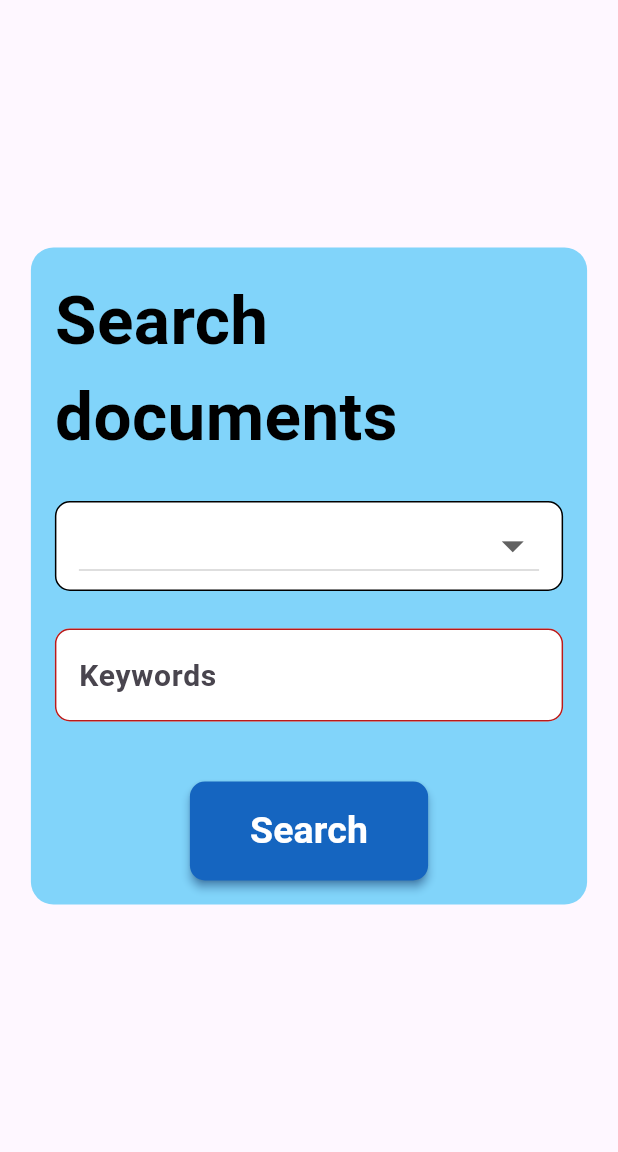
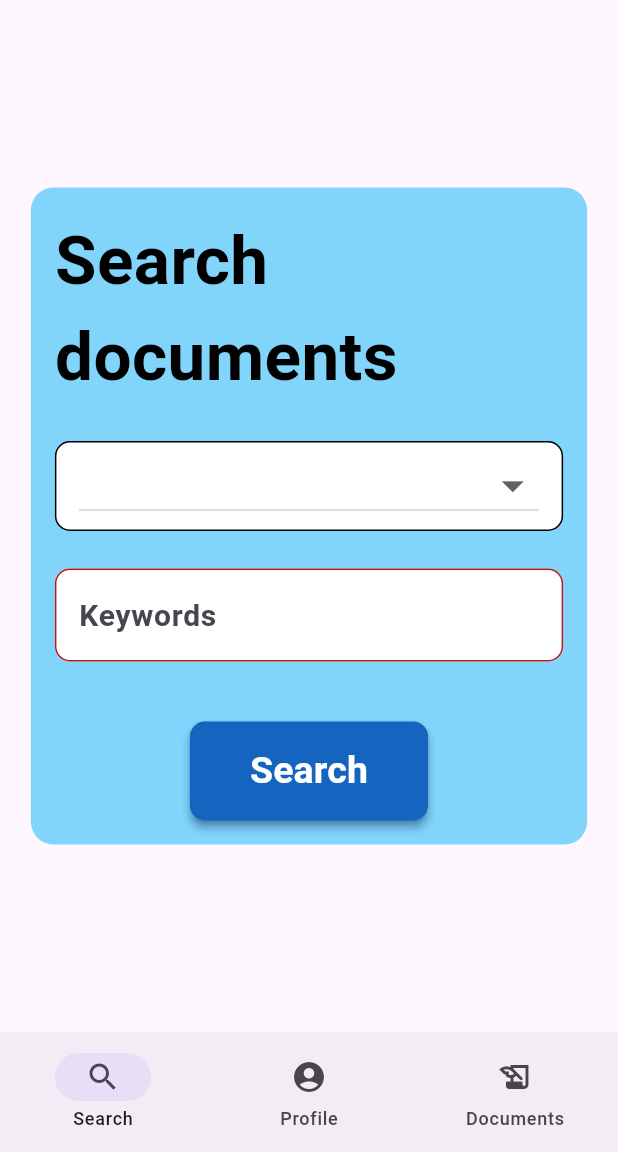
Before and after one commit to ARQUI-SOFTWARE-EMERGENTES/papervault-mobile, a Flutter app: the SearchPage screen opened by its route, after a tap on "Search", on a phone screen of 412 x 824 dp, the part 84-1236 px from its top. Run offline on Flutter 3.47's test engine with Material 3 defaults, Android fonts, the phone set to English and light mode, and no system bars; our stand-ins replace google_fonts; Roboto replaces fonts that are missing (Arsenal).

Commit message:
feat: add navigation bar

```diff
--- a/lib/pages/search_page.dart
+++ b/lib/pages/search_page.dart
@@ -1,6 +1,7 @@
 import 'package:flutter/material.dart';
 import 'package:google_fonts/google_fonts.dart';
 import 'package:mobile_app/widgets/custom_cta_button.dart';
+import 'package:mobile_app/widgets/custom_navigation_bar.dart';
 import 'package:mobile_app/widgets/custom_text_form_field.dart';
 
 class SearchPage extends StatefulWidget {
@@ -116,6 +117,7 @@ class SearchPageState extends State<SearchPage> {
           ),
         ),
       ),
+      bottomNavigationBar: CustomNavigationBar(),
     );
   }
 }
--- /dev/null
+++ b/lib/widgets/custom_navigation_bar.dart
@@ -0,0 +1,45 @@
+import 'package:flutter/material.dart';
+import 'package:mobile_app/common/routers.dart';
+
+class CustomNavigationBar extends StatelessWidget {
+  final int selectedIndex;
+
+  const CustomNavigationBar({
+    Key? key,
+    this.selectedIndex = 0
+  }) : super(key: key);
+
+  @override
+  Widget build(BuildContext context) {
+    return NavigationBar(
+      destinations: const [
+        NavigationDestination(
+          icon: Icon(Icons.search),
+          label: 'Search'
+        ),
+        NavigationDestination(
+          icon: Icon(Icons.account_circle),
+          label: 'Profile'
+        ),
+        NavigationDestination(
+          icon: Icon(Icons.history_edu),
+          label: 'Documents'
+        )
+      ],
+      selectedIndex: selectedIndex,
+      onDestinationSelected: (int index) {
+        switch (index) {
+          case 0:
+            Navigator.pushNamed(context, ROUTE_SEARCH);
+            break;
+          case 1:
+            Navigator.pushNamed(context, ROUTE_SIGN_UP);
+            break;
+          case 2:
+            Navigator.pushNamed(context, ROUTE_LOGIN);
+            break;
+        }
+      },
+    );
+  }
+}
```
